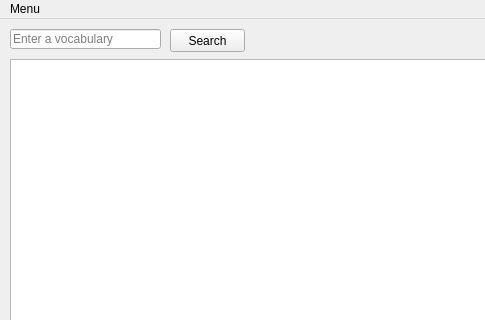
pystander/Word-Sea, file ui/dictionary.ui: the form before one commit; both pictures show x 0 to 485 and y 0 to 320 of the 800 by 601 pixel window.
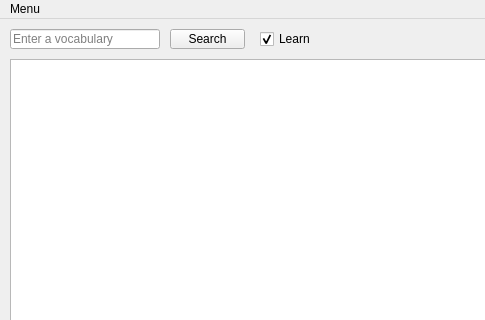
The form after the commit.

Commit message: Add serialization actions to menu

```diff
--- a/ui/dictionary.ui
+++ b/ui/dictionary.ui
@@ -19,7 +19,7 @@
      <rect>
       <x>10</x>
       <y>10</y>
-      <width>151</width>
+      <width>150</width>
       <height>20</height>
      </rect>
     </property>
@@ -39,12 +39,18 @@
       <x>170</x>
       <y>10</y>
       <width>75</width>
-      <height>23</height>
+      <height>20</height>
      </rect>
     </property>
     <property name="text">
      <string>Search</string>
     </property>
+    <property name="autoDefault">
+     <bool>false</bool>
+    </property>
+    <property name="default">
+     <bool>false</bool>
+    </property>
    </widget>
    <widget class="QListWidget" name="cluster_list">
     <property name="geometry">
@@ -56,6 +62,22 @@
      </rect>
     </property>
    </widget>
+   <widget class="QCheckBox" name="learn_checkbox">
+    <property name="geometry">
+     <rect>
+      <x>260</x>
+      <y>10</y>
+      <width>75</width>
+      <height>20</height>
+     </rect>
+    </property>
+    <property name="text">
+     <string>Learn</string>
+    </property>
+    <property name="checked">
+     <bool>true</bool>
+    </property>
+   </widget>
   </widget>
   <widget class="QMenuBar" name="menubar">
    <property name="geometry">
```
Left out of the diff: 20 changed lines with no effect on the pictures. The commit also changes 1 other file.
